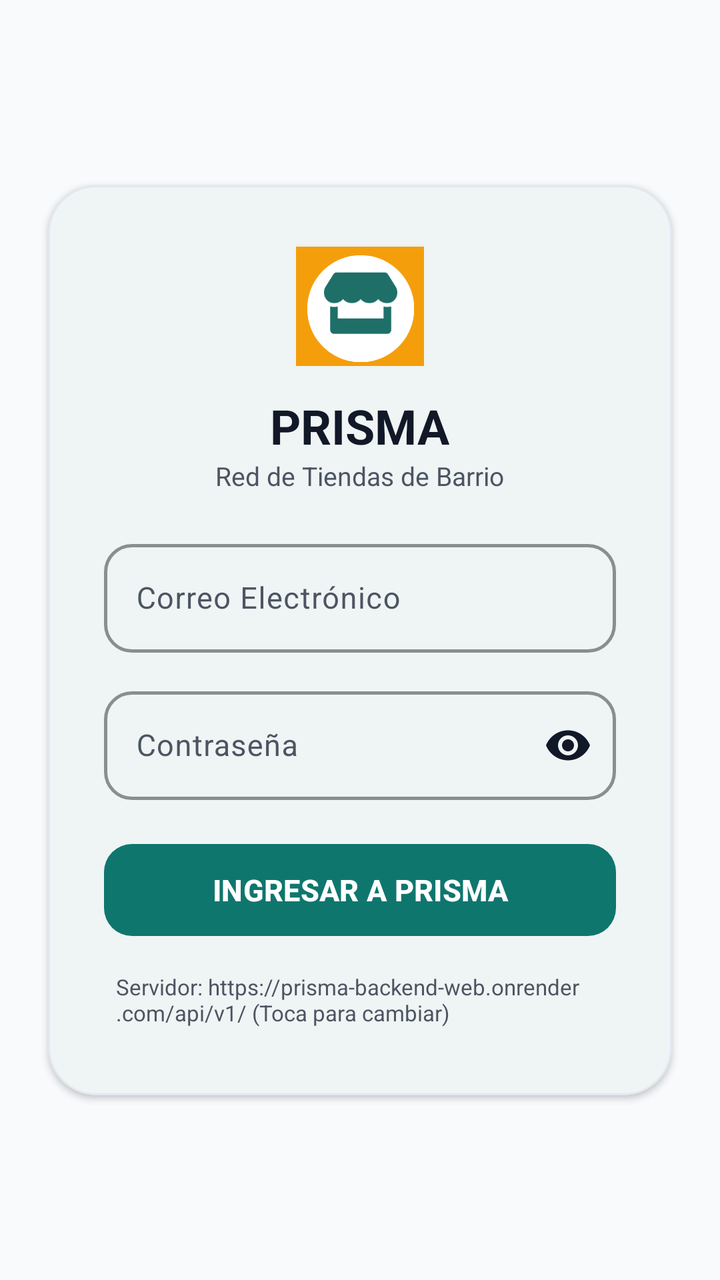
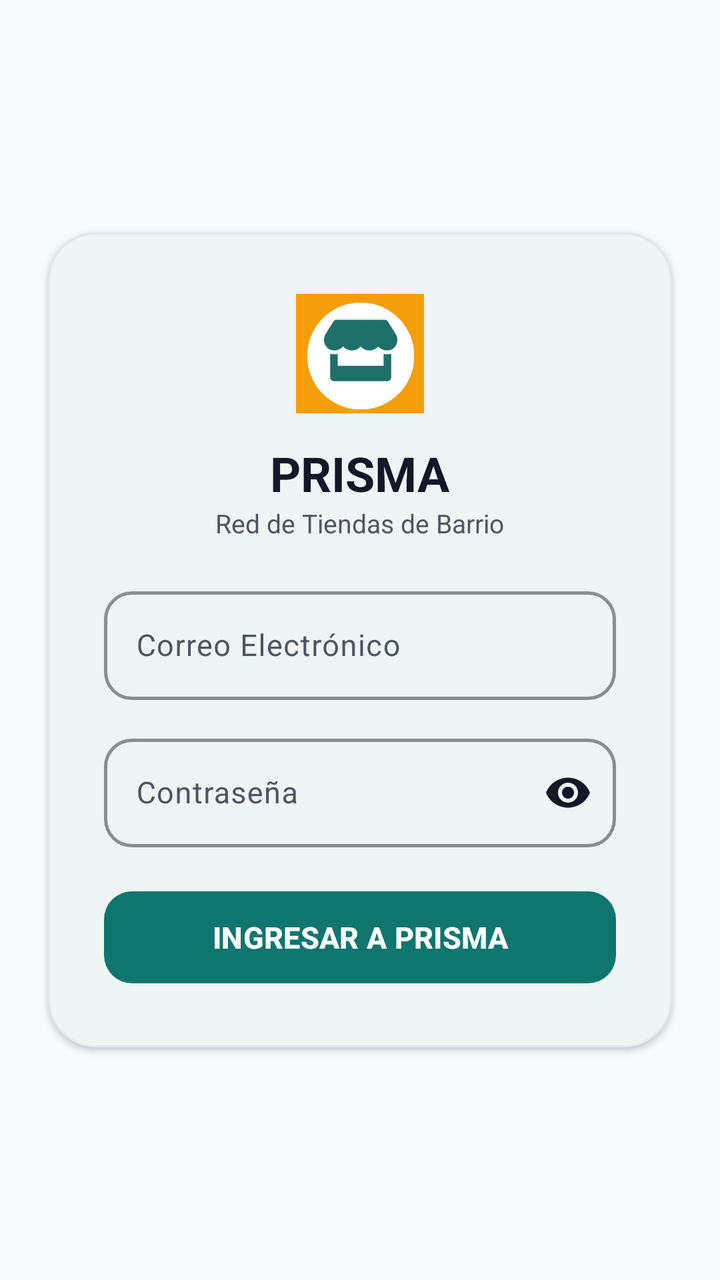

Screens rendered from an Android XML layout before and after an edit, with the pre-edit source and the edit as a unified diff.
<!-- AndroidManifest.xml: activity theme Theme.PRISMA.NoActionBar -->
<!-- res/layout/activity_login.xml -->
<?xml version="1.0" encoding="utf-8"?>
<androidx.constraintlayout.widget.ConstraintLayout xmlns:android="http://schemas.android.com/apk/res/android"
    xmlns:app="http://schemas.android.com/apk/res-auto"
    android:layout_width="match_parent"
    android:layout_height="match_parent"
    android:background="@color/prisma_surface">

    <com.google.android.material.card.MaterialCardView
        android:layout_width="0dp"
        android:layout_height="wrap_content"
        android:layout_marginHorizontal="24dp"
        app:cardCornerRadius="24dp"
        app:cardElevation="2dp"
        app:strokeWidth="1dp"
        app:strokeColor="@color/prisma_border"
        app:cardBackgroundColor="@color/prisma_white"
        app:layout_constraintTop_toTopOf="parent"
        app:layout_constraintBottom_toBottomOf="parent"
        app:layout_constraintStart_toStartOf="parent"
        app:layout_constraintEnd_toEndOf="parent">

        <LinearLayout
            android:layout_width="match_parent"
            android:layout_height="wrap_content"
            android:orientation="vertical"
            android:padding="28dp">

            
            <ImageView
                android:layout_width="64dp"
                android:layout_height="64dp"
                android:layout_gravity="center_horizontal"
                android:src="@drawable/logo_icono_tienda" />

            <TextView
                android:layout_width="wrap_content"
                android:layout_height="wrap_content"
                android:layout_gravity="center_horizontal"
                android:layout_marginTop="12dp"
                android:text="@string/app_name"
                android:textSize="24sp"
                android:textStyle="bold"
                android:textColor="@color/prisma_text_primary" />

            <TextView
                android:layout_width="wrap_content"
                android:layout_height="wrap_content"
                android:layout_gravity="center_horizontal"
                android:text="@string/app_slogan"
                android:textSize="13sp"
                android:textColor="@color/prisma_text_secondary" />

            
            <com.google.android.material.textfield.TextInputLayout
                android:layout_width="match_parent"
                android:layout_height="wrap_content"
                android:layout_marginTop="20dp"
                app:boxCornerRadiusTopStart="14dp"
                app:boxCornerRadiusTopEnd="14dp"
                app:boxCornerRadiusBottomStart="14dp"
                app:boxCornerRadiusBottomEnd="14dp"
                app:boxStrokeColor="@color/prisma_teal_dark"
                app:boxStrokeWidth="1.5dp"
                app:hintTextColor="@color/prisma_teal_dark"
                android:textColorHint="@color/prisma_text_secondary">

                <com.google.android.material.textfield.TextInputEditText
                    android:id="@+id/etEmail"
                    android:layout_width="match_parent"
                    android:layout_height="wrap_content"
                    android:hint="@string/hint_email"
                    android:inputType="textEmailAddress"
                    android:textColor="@color/prisma_text_primary"
                    android:textColorHint="@color/prisma_text_secondary"
                    android:textSize="15sp" />
            </com.google.android.material.textfield.TextInputLayout>

            
            <com.google.android.material.textfield.TextInputLayout
                android:layout_width="match_parent"
                android:layout_height="wrap_content"
                android:layout_marginTop="14dp"
                app:boxCornerRadiusTopStart="14dp"
                app:boxCornerRadiusTopEnd="14dp"
                app:boxCornerRadiusBottomStart="14dp"
                app:boxCornerRadiusBottomEnd="14dp"
                app:passwordToggleEnabled="true"
                app:passwordToggleTint="@color/prisma_text_primary"
                app:boxStrokeColor="@color/prisma_teal_dark"
                app:boxStrokeWidth="1.5dp"
                app:hintTextColor="@color/prisma_teal_dark"
                android:textColorHint="@color/prisma_text_secondary">

                <com.google.android.material.textfield.TextInputEditText
                    android:id="@+id/etPassword"
                    android:layout_width="match_parent"
                    android:layout_height="wrap_content"
                    android:hint="@string/hint_password"
                    android:inputType="textPassword"
                    android:textColor="@color/prisma_text_primary"
                    android:textColorHint="@color/prisma_text_secondary"
                    android:textSize="15sp" />
            </com.google.android.material.textfield.TextInputLayout>

            
            <com.google.android.material.textfield.TextInputLayout
                android:id="@+id/tilTotp"
                android:layout_width="match_parent"
                android:layout_height="wrap_content"
                android:layout_marginTop="14dp"
                android:visibility="gone"
                app:boxCornerRadiusTopStart="14dp"
                app:boxCornerRadiusTopEnd="14dp"
                app:boxCornerRadiusBottomStart="14dp"
                app:boxCornerRadiusBottomEnd="14dp"
                app:boxStrokeColor="@color/prisma_teal_dark"
                app:boxStrokeWidth="1.5dp"
                app:hintTextColor="@color/prisma_teal_dark"
                app:helperText="Código de 6 dígitos del autenticador"
                app:helperTextTextColor="@color/prisma_teal_dark"
                android:textColorHint="@color/prisma_text_secondary">

                <com.google.android.material.textfield.TextInputEditText
                    android:id="@+id/etTotp"
                    android:layout_width="match_parent"
                    android:layout_height="wrap_content"
                    android:hint="Código 2FA (6 dígitos)"
                    android:inputType="number"
                    android:maxLength="6"
                    android:letterSpacing="0.15"
                    android:gravity="center"
                    android:textColor="@color/prisma_text_primary"
                    android:textColorHint="@color/prisma_text_secondary"
                    android:textSize="18sp"
                    android:textStyle="bold" />
            </com.google.android.material.textfield.TextInputLayout>

            
            <LinearLayout
                android:layout_width="match_parent"
                android:layout_height="wrap_content"
                android:orientation="horizontal"
                android:layout_marginTop="16dp"
                android:visibility="gone"
                android:weightSum="2">

                <com.google.android.material.button.MaterialButton
                    android:id="@+id/btnQuickTendero"
                    style="@style/Widget.Material3.Button.OutlinedButton"
                    android:layout_width="0dp"
                    android:layout_height="44dp"
                    android:layout_weight="1"
                    android:layout_marginEnd="6dp"
                    android:text="Tendero"
                    android:textSize="12sp"
                    android:textStyle="bold"
                    android:textColor="@color/prisma_teal_dark"
                    app:strokeColor="@color/prisma_teal_dark"
                    app:strokeWidth="1.5dp"
                    app:cornerRadius="10dp" />

                <com.google.android.material.button.MaterialButton
                    android:id="@+id/btnQuickConductor"
                    style="@style/Widget.Material3.Button.OutlinedButton"
                    android:layout_width="0dp"
                    android:layout_height="44dp"
                    android:layout_weight="1"
                    android:layout_marginStart="6dp"
                    android:text="Conductor"
                    android:textSize="12sp"
                    android:textStyle="bold"
                    android:textColor="@color/prisma_teal_dark"
                    app:strokeColor="@color/prisma_teal_dark"
                    app:strokeWidth="1.5dp"
                    app:cornerRadius="10dp" />
            </LinearLayout>

            
            <com.google.android.material.button.MaterialButton
                android:id="@+id/btnLogin"
                android:layout_width="match_parent"
                android:layout_height="54dp"
                android:layout_marginTop="18dp"
                android:text="INGRESAR A PRISMA"
                android:textSize="15sp"
                android:textStyle="bold"
                android:textColor="@color/prisma_white"
                app:cornerRadius="14dp"
                app:backgroundTint="@color/prisma_teal_dark" />

            
            <ProgressBar
                android:id="@+id/progressBar"
                android:layout_width="32dp"
                android:layout_height="32dp"
                android:layout_gravity="center_horizontal"
                android:layout_marginTop="12dp"
                android:visibility="gone"
                android:indeterminateTint="@color/prisma_teal" />

            
            <TextView
                android:id="@+id/tvServerConfig"
                android:layout_width="wrap_content"
                android:layout_height="wrap_content"
                android:layout_gravity="center_horizontal"
                android:layout_marginTop="8dp"
                android:text="Servidor: https://prisma-backend-web.onrender.com/api/v1/ (Toca para cambiar)"
                android:textSize="11sp"
                android:textColor="@color/prisma_text_secondary"
                android:padding="6dp" />

        </LinearLayout>
    </com.google.android.material.card.MaterialCardView>

</androidx.constraintlayout.widget.ConstraintLayout>
<!-- resources referenced by this layout -->
<resources>
  <color name="prisma_border">#E2E8F0</color>
  <color name="prisma_surface">#F8FAFC</color>
  <color name="prisma_teal">#1E6F68</color>
  <color name="prisma_teal_dark">#0F766E</color>
  <color name="prisma_text_primary">#111827</color>
  <color name="prisma_text_secondary">#4B5563</color>
  <color name="prisma_white">#FFFFFF</color>
  <!-- drawable logo_icono_tienda: png bitmap (drawable, 17343 bytes) -->
  <string name="app_name">PRISMA</string>
  <string name="app_slogan">Red de Tiendas de Barrio</string>
  <string name="hint_email">Correo Electrónico</string>
  <string name="hint_password">Contraseña</string>
  <style name="Theme.PRISMA.NoActionBar" parent="Theme.PRISMA">
          <item name="windowActionBar">false</item>
          <item name="windowNoTitle">true</item>
      </style>
  <style name="Theme.PRISMA" parent="Theme.Material3.Light.NoActionBar">
          <item name="colorPrimary">@color/prisma_teal</item>
          <item name="colorOnPrimary">@color/prisma_white</item>
          <item name="colorPrimaryContainer">@color/prisma_teal_light</item>
          <item name="colorOnPrimaryContainer">@color/prisma_teal_dark</item>
  
          <item name="colorSecondary">@color/prisma_orange</item>
          <item name="colorOnSecondary">@color/prisma_white</item>
          <item name="colorSecondaryContainer">@color/prisma_orange_light</item>
          <item name="colorOnSecondaryContainer">@color/prisma_orange_dark</item>
  
          <item name="android:colorBackground">@color/prisma_surface</item>
          <item name="colorOnBackground">@color/prisma_text_primary</item>
          <item name="colorSurface">@color/prisma_card_bg</item>
          <item name="colorOnSurface">@color/prisma_text_primary</item>
          <item name="colorSurfaceVariant">@color/prisma_surface</item>
          <item name="colorOnSurfaceVariant">@color/prisma_text_secondary</item>
  
          <item name="android:statusBarColor">@color/prisma_teal_dark</item>
          <item name="android:windowLightStatusBar">false</item>
      </style>
  <color name="prisma_teal_light">#E6F4F1</color>
  <color name="prisma_orange">#F59E0B</color>
  <color name="prisma_orange_light">#FEF3C7</color>
  <color name="prisma_orange_dark">#D97706</color>
  <color name="prisma_card_bg">#FFFFFF</color>
</resources>

<!-- the commit's change to res/layout/activity_login.xml (unified diff, before → after) -->
@@ -198,18 +198,6 @@
                 android:visibility="gone"
                 android:indeterminateTint="@color/prisma_teal" />
 
-            
-            <TextView
-                android:id="@+id/tvServerConfig"
-                android:layout_width="wrap_content"
-                android:layout_height="wrap_content"
-                android:layout_gravity="center_horizontal"
-                android:layout_marginTop="8dp"
-                android:text="Servidor: https://prisma-backend-web.onrender.com/api/v1/ (Toca para cambiar)"
-                android:textSize="11sp"
-                android:textColor="@color/prisma_text_secondary"
-                android:padding="6dp" />
-
         </LinearLayout>
     </com.google.android.material.card.MaterialCardView>
 
